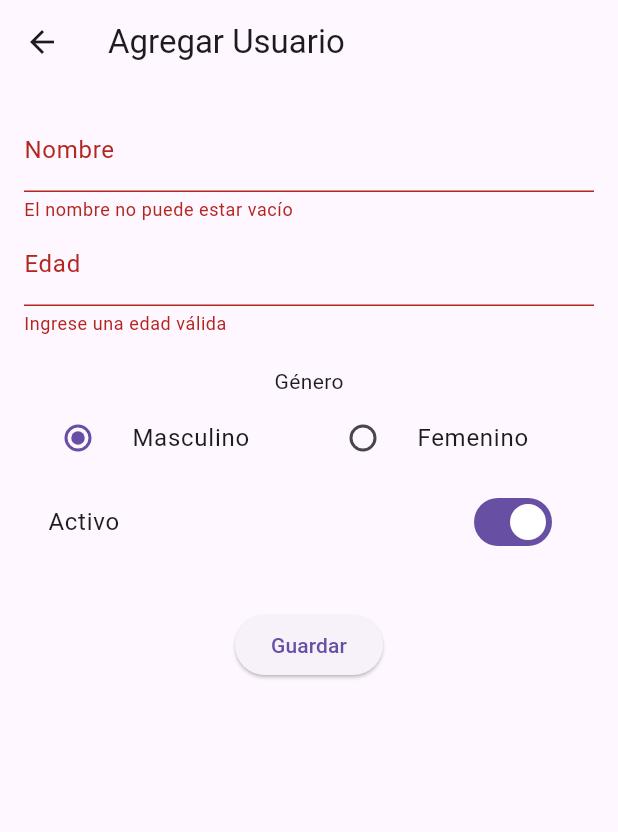
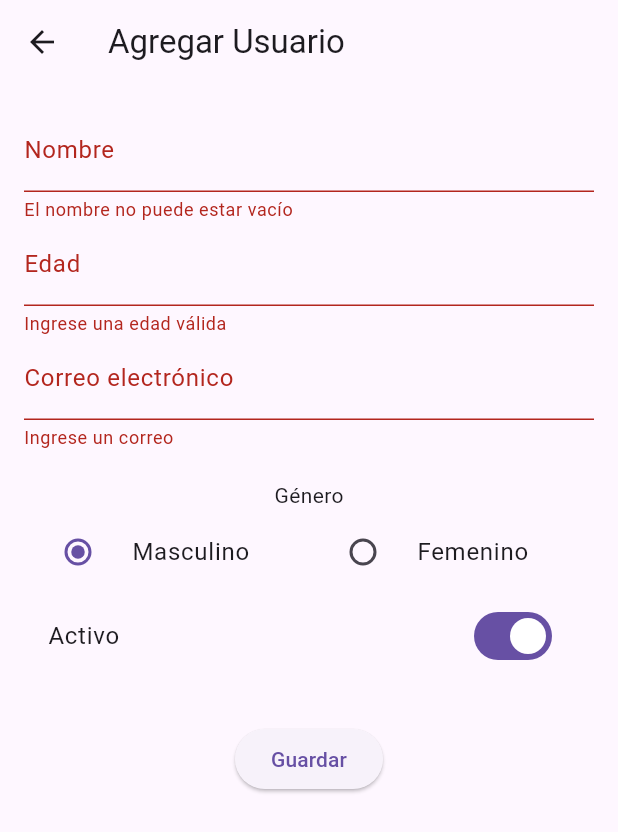
Before and after one commit to JuanHuamaniVasquez/Programacion-para-Dispositivos-Moviles---Juan-Huamani, a Flutter app: the UserFormScreen screen opened directly, after a tap on "Guardar", on a phone screen of 412 x 824 dp. Shown: the top 832 px of the screen. Run offline on Flutter 3.47's test engine with Material 3 defaults, Android fonts, the phone set to English and light mode, and no system bars.

Commit message:
Se agregó un campo “Correo electrónico” con validación de formato.
- Se agrego el atributo de user.dart
- Se agrego el textfield con la validacion mediante una expresion regular en user_from_screen
- Se agrego la parte de correo en user_list_screen para poder visualizar el correo

```diff
--- a/Actividad en Clase - Flutter CRUD/lib/models/user.dart
+++ b/Actividad en Clase - Flutter CRUD/lib/models/user.dart
@@ -3,6 +3,7 @@ class User {
   String genero; // 'Masculino' o 'Femenino'
   bool activo;
   int edad;
+  String correo;
 
 
   User({
@@ -10,5 +11,6 @@ class User {
     required this.genero,
     required this.activo,
     required this.edad,
+    required this.correo,
   });
 }
--- a/Actividad en Clase - Flutter CRUD/lib/views/user_form_screen.dart
+++ b/Actividad en Clase - Flutter CRUD/lib/views/user_form_screen.dart
@@ -14,6 +14,7 @@ class UserFormScreen extends StatefulWidget {
 class _UserFormScreenState extends State<UserFormScreen> {
   final _formKey = GlobalKey<FormState>();
   late String _nombre;
+  late String _correo;
   late int _edad;
   String _genero = 'Masculino';
   bool _activo = true;
@@ -26,9 +27,11 @@ class _UserFormScreenState extends State<UserFormScreen> {
       _genero = widget.usuario!.genero;
       _activo = widget.usuario!.activo;
       _edad = widget.usuario!.edad;
+      _correo = widget.usuario!.correo;
     } else {
       _edad = 0;
       _nombre = '';
+      _correo = '';
     }
   }
 
@@ -67,6 +70,18 @@ class _UserFormScreenState extends State<UserFormScreen> {
                 },
                 onSaved: (value) => _edad = int.parse(value!),
               ),
+              TextFormField(
+                initialValue: _correo,
+                decoration: const InputDecoration(labelText: 'Correo electrónico'),
+                keyboardType: TextInputType.emailAddress,
+                validator: (value) {
+                  if (value == null || value.isEmpty) return 'Ingrese un correo';
+                  final emailRegExp = RegExp(r'^[^@]+@[^@]+\.[^@]+$');
+                  return emailRegExp.hasMatch(value) ? null : 'Correo no válido';
+                },
+                onSaved: (value) => _correo = value!,
+              ),
+
               const SizedBox(height: 20),
               const Text('Género'),
               Row(
@@ -99,7 +114,7 @@ class _UserFormScreenState extends State<UserFormScreen> {
                 onPressed: () {
                   if (_formKey.currentState!.validate()) {
                     _formKey.currentState!.save();
-                    final user = User(nombre: _nombre, genero: _genero, activo: _activo, edad: _edad);
+                    final user = User(nombre: _nombre, genero: _genero, activo: _activo, edad: _edad, correo: _correo);
                     Navigator.pop(context, user);
                   }
                 },
--- a/Actividad en Clase - Flutter CRUD/lib/views/user_list_screen.dart
+++ b/Actividad en Clase - Flutter CRUD/lib/views/user_list_screen.dart
@@ -20,7 +20,7 @@ class UserListScreen extends StatelessWidget {
           return Card(
             child: ListTile(
               title: Text(user.nombre),
-              subtitle: Text('${user.genero} - ${user.activo ? 'Activo' : 'Inactivo'} - Edad: ${user.edad}'),
+              subtitle: Text('${user.genero} - ${user.activo ? 'Activo' : 'Inactivo'}\nEdad: ${user.edad} - Correo: ${user.correo}'),
               trailing: Row(
                 mainAxisSize: MainAxisSize.min,
                 children: [
```
